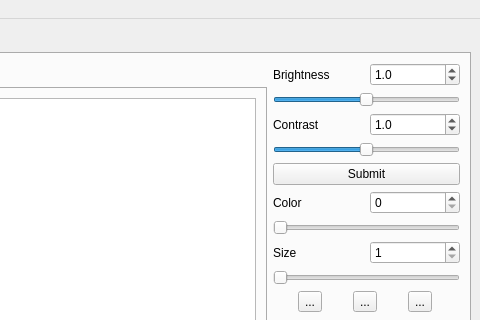
Above: UI/main_window.ui from b-randon/gImage before the change; both pictures show x 461 to 941 and y 0 to 320 of the 941 by 645 pixel window. Below: the same form after it.
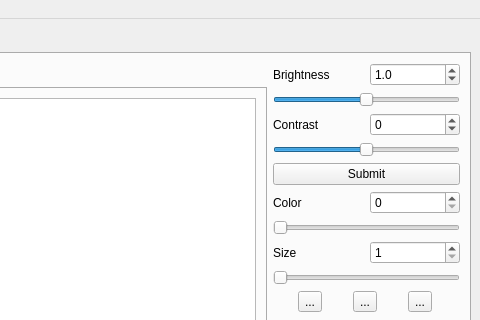
That is the form after the change.

Commit message: Implemented the settings menu. Implemented contrast and brightness modifiers.

```diff
--- a/UI/main_window.ui
+++ b/UI/main_window.ui
@@ -132,18 +132,12 @@
              </widget>
             </item>
             <item row="2" column="1">
-             <widget class="QDoubleSpinBox" name="contrast_spinbox">
-              <property name="decimals">
-               <number>1</number>
+             <widget class="QSpinBox" name="contrast_spinbox">
+              <property name="minimum">
+               <number>-255</number>
               </property>
               <property name="maximum">
-               <double>2.000000000000000</double>
-              </property>
-              <property name="singleStep">
-               <double>0.100000000000000</double>
-              </property>
-              <property name="value">
-               <double>1.000000000000000</double>
+               <number>255</number>
               </property>
              </widget>
             </item>
```
Left out of the diff: 12 changed lines with no effect on the pictures. The commit also changes 4 other files.
